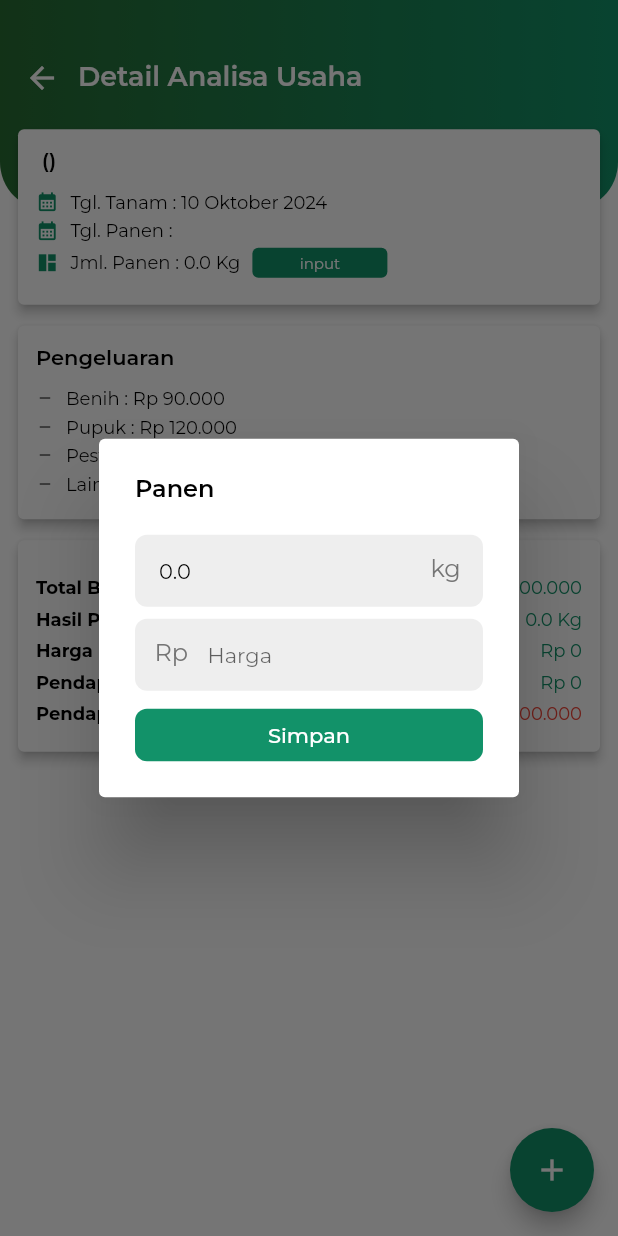
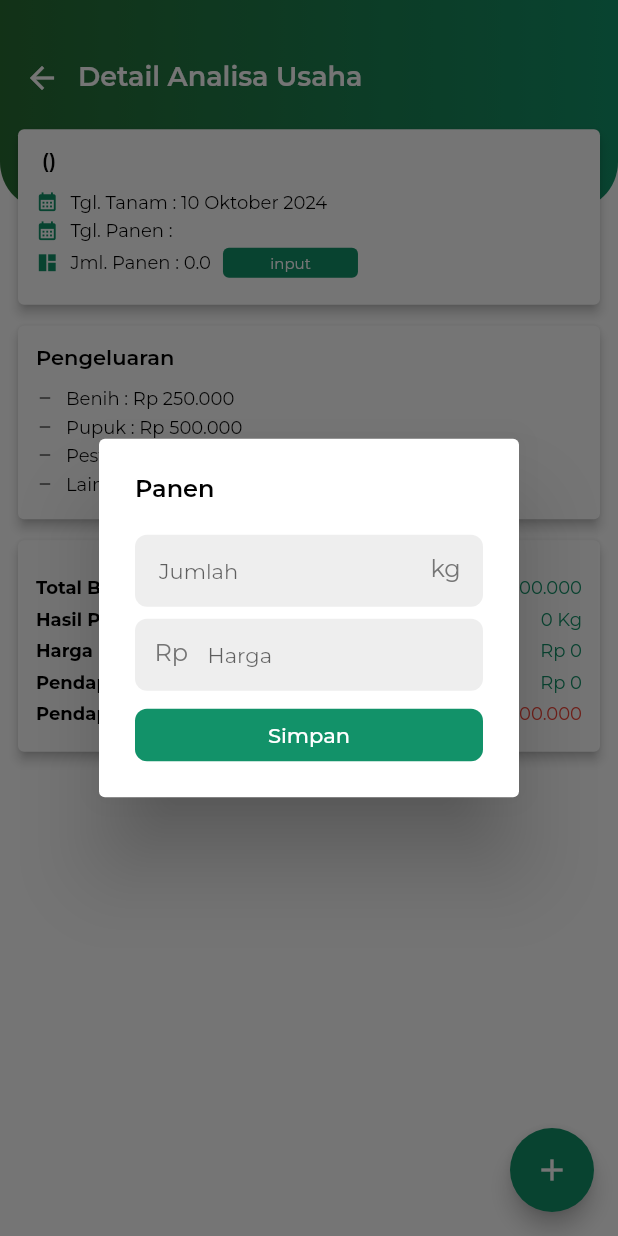
Before and after one commit to devvNA/plantix-app, a Flutter app: the DetailAnalisaUsahaPage screen opened directly with empty values, after a tap on "input", on a phone screen of 412 x 824 dp. Run offline on Flutter 3.47's test engine with Material 3 defaults, Android fonts, the phone set to English and light mode, and no system bars; our stand-ins replace carousel_slider, connectivity_plus, dio, equatable, flutter_animate, get and 5 more; accounts and stored records are empty.

Commit message:
feat:detail_usaha(pengeluaran)

```diff
--- a/lib/app/modules/detail_analisa_usaha/detail_analisa_usaha_controller.dart
+++ b/lib/app/modules/detail_analisa_usaha/detail_analisa_usaha_controller.dart
@@ -6,40 +6,39 @@ import 'package:plantix_app/app/modules/detail_analisa_usaha/widgets/bottom_shee
 import 'package:plantix_app/app/modules/detail_analisa_usaha/widgets/dialog_harvest_widget.dart';
 
 class DetailAnalisaUsahaController extends GetxController {
-  AnalisaUsahaTani? analisaUsana = Get.arguments;
+  AnalisaUsahaTani analisaUsana = Get.arguments;
   TextEditingController spendController = TextEditingController();
   TextEditingController descriptionController = TextEditingController();
-  TextEditingController hargaPanenController = TextEditingController();
+  // TextEditingController jmlPanenController = TextEditingController();
+  // TextEditingController hargaPanenController = TextEditingController();
+
+  /// List untuk menyimpan data pengeluaran
   final pengeluaranList = <Pengeluaran>[].obs;
-  final jumlahPanen = "".obs;
+  final jmlPanen = 0.0.obs;
   final hargaPanen = 0.0.obs;
-
-  bool get isEditMode => analisaUsana != null;
 
   @override
   void onInit() {
     super.onInit();
     // Inisialisasi data dummy
     initDummyData();
-    if (isEditMode) {
-      jumlahPanen.value = analisaUsana!.jumlahPanen.toString();
-    }
   }
 
   // Fungsi untuk menginisialisasi data dummy
   void initDummyData() {
     pengeluaranList.addAll([
-      Pengeluaran("Benih", 90000),
-      Pengeluaran("Pupuk", 120000),
-      Pengeluaran("Pestisida", 250000),
-      Pengeluaran("Lain-lain", 40000),
+      Pengeluaran("Benih", 250000),
+      Pengeluaran("Pupuk", 500000),
+      Pengeluaran("Pestisida", 300000),
+      Pengeluaran("Lain-lain", 150000),
     ]);
   }
 
   // Fungsi untuk menambah pengeluaran
-  tambahPengeluaran(String kategori, double jumlah) {
+  void tambahPengeluaran(String kategori, double jumlah) {
     pengeluaranList.add(Pengeluaran(kategori, jumlah));
     Get.back();
+    update();
     spendController.clear();
     descriptionController.clear();
   }
@@ -50,15 +49,23 @@ class DetailAnalisaUsahaController extends GetxController {
   }
 
   // Fungsi untuk mengatur hasil panen
-  setPanen(double harga, double jumlah) {
-    jumlahPanen.value = jumlah.toString();
+  void setPanen(double jumlah, double harga) {
+    jmlPanen.value = 0.0;
+    hargaPanen.value = 0.0;
+    jmlPanen.value = jumlah;
     hargaPanen.value = harga;
     Get.back();
   }
 
+  // Fungsi untuk mengatur harga panen
+  void setHargaPanen(double harga) {
+    hargaPanen.value = harga;
+    update();
+  }
+
   // Fungsi untuk menghitung pendapatan kotor
   double hitungPendapatanKotor() {
-    return double.parse(jumlahPanen.value) * hargaPanen.value;
+    return jmlPanen.value * hargaPanen.value;
   }
 
   // Fungsi untuk menghitung pendapatan bersih
@@ -76,11 +83,7 @@ class DetailAnalisaUsahaController extends GetxController {
 
   showDialogHarvest() {
     Get.dialog(DialogHarvestWidget());
-    if (Get.isDialogOpen!) {}
   }
 
-  @override
-  void onClose() {
-    super.onClose();
-  }
+  // ... kode lainnya tetap sama
 }
--- a/lib/app/modules/detail_analisa_usaha/detail_analisa_usaha_page.dart
+++ b/lib/app/modules/detail_analisa_usaha/detail_analisa_usaha_page.dart
@@ -1,6 +1,7 @@
 import 'package:flutter/material.dart';
 import 'package:get/get.dart';
 import 'package:plantix_app/app/core/extensions/date_time_ext.dart';
+import 'package:plantix_app/app/core/extensions/int_ext.dart';
 import 'package:plantix_app/app/core/extensions/string_ext.dart';
 import 'package:plantix_app/app/core/theme/app_color.dart';
 import 'package:plantix_app/app/core/theme/typography.dart';
@@ -17,7 +18,9 @@ class DetailAnalisaUsahaPage extends GetView<DetailAnalisaUsahaController> {
       floatingActionButton: FloatingActionButton(
         tooltip: "Input Pengeluaran",
         backgroundColor: AppColors.primary,
-        onPressed: () => controller.showAddSpendBottomSheet(),
+        onPressed: () {
+          controller.showAddSpendBottomSheet();
+        },
         child: Icon(Icons.add),
       ),
       body: Stack(
@@ -42,8 +45,8 @@ class DetailAnalisaUsahaPage extends GetView<DetailAnalisaUsahaController> {
                         child: Column(
                           children: [
                             cardField(
-                              title: controller.analisaUsana!.namaLahan,
-                              type: controller.analisaUsana!.jenisTanaman,
+                              title: controller.analisaUsana.namaLahan,
+                              type: controller.analisaUsana.jenisTanaman,
                             ),
                           ],
                         ),
@@ -88,17 +91,18 @@ class DetailAnalisaUsahaPage extends GetView<DetailAnalisaUsahaController> {
                                 value: controller
                                     .hitungTotalBiaya()
                                     .toString()
-                                      .currencyFormatRp),
+                                    .currencyFormatRp,
+                              ),
                               analyzeProperty(
                                 title: "Hasil Panen",
-                                value: controller.jumlahPanen != 0
-                                    ? "${controller.jumlahPanen} Kg"
+                                value: controller.jmlPanen.value != 0
+                                    ? "${controller.jmlPanen.value} Kg"
                                     : "0 Kg",
                               ),
                               analyzeProperty(
                                   title: "Harga Panen",
-                                  value: controller.hargaPanen != 0
-                                      ? "${controller.hargaPanen.value.toString().currencyFormatRp}"
+                                  value: controller.hargaPanen.value != 0
+                                      ? "${controller.hargaPanen.value.currencyFormatRp}"
                                       : "0".currencyFormatRp),
                               analyzeProperty(
                                 title: "Pendapatan Kotor",
@@ -184,7 +188,6 @@ class DetailAnalisaUsahaPage extends GetView<DetailAnalisaUsahaController> {
     required String title,
     required String type,
   }) {
-    return Obx(() {
     return Column(
       crossAxisAlignment: CrossAxisAlignment.start,
       children: [
@@ -200,17 +203,17 @@ class DetailAnalisaUsahaPage extends GetView<DetailAnalisaUsahaController> {
         const SizedBox(height: 4),
         fieldProperty(
             title: 'Tgl. Panen :',
-              value: controller.analisaUsana!.tanggalPanen,
+            value: controller.analisaUsana.tanggalPanen,
             icon: Icons.calendar_month_sharp),
         const SizedBox(height: 4),
-          fieldProperty(
+        Obx(() {
+          return fieldProperty(
             title: 'Jml. Panen :',
-            value: controller.jumlahPanen != 0
-                ? "${controller.jumlahPanen} Kg"
-                : "0 Kg",
+            value: controller.jmlPanen.value.toString(),
             icon: Icons.space_dashboard_sharp,
             isPanen: true,
-          ),
+          );
+        }),
         const SizedBox(
           height: 6.0,
         ),
@@ -233,7 +236,6 @@ class DetailAnalisaUsahaPage extends GetView<DetailAnalisaUsahaController> {
         // ),
       ],
     );
-    });
   }
 
   Row fieldProperty({
```
Also changed, not shown: lib/app/modules/analisa_usaha_tani/analisa_usaha_tani_controller.dart (+11 -11 lines), lib/app/modules/detail_analisa_usaha/widgets/dialog_harvest_widget.dart (+3 -5 lines). Lines whose indentation alone changed are shown as unchanged.
